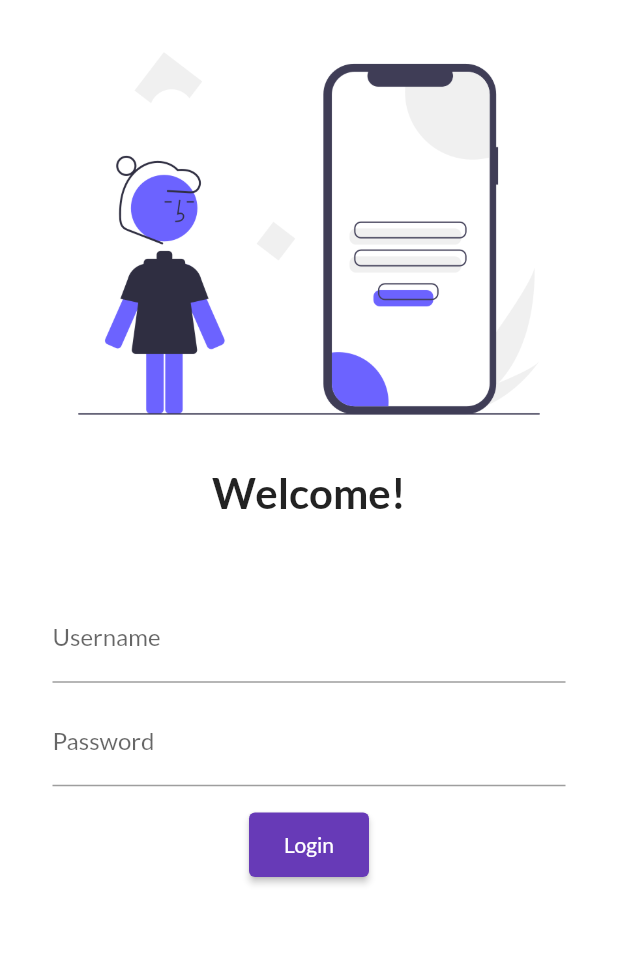
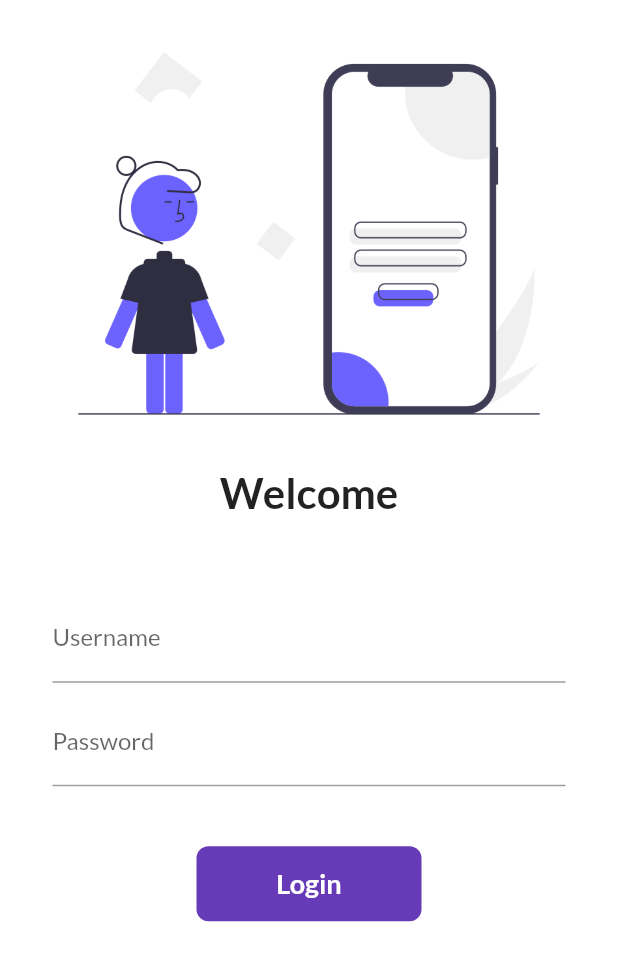
Before and after one commit to HussainGhantiwala/Myapp_Flutter, a Flutter app: the screen it shows after launch, on a phone screen of 412 x 824 dp. Shown: the top 961 px of the screen. Run offline on Flutter 3.47's test engine with Material 2 defaults, Android fonts, the light colour scheme and no system bars; our stand-ins replace google_fonts.

Commit message:
day5 completed

```diff
--- a/lib/pages/Login_page.dart
+++ b/lib/pages/Login_page.dart
@@ -2,7 +2,14 @@
 import 'package:flutter/material.dart';
 import 'package:flutter_application_1/utilities/routes.dart';
 
-class LoginPage extends StatelessWidget {
+class LoginPage extends StatefulWidget {
+  @override
+  State<LoginPage> createState() => _LoginPageState();
+}
+
+class _LoginPageState extends State<LoginPage> {
+  bool changeButton = false;
+  String name = '';
   @override
   Widget build(BuildContext context) {
     return Material(
@@ -14,7 +21,7 @@
             Image.asset(
                 "Assets/images/login_image.png"), //adding image ton your app so for now i am adding this to my login page
             Text(
-              "Welcome!",
+              "Welcome$name",
               textAlign: TextAlign.center,
               style: TextStyle(fontSize: 28, fontWeight: FontWeight.bold),
             ),
@@ -31,6 +38,10 @@
                     //nothing but decorating your app or adding text as you can see below
                     decoration: InputDecoration(
                         hintText: "Enter Username", labelText: "Username"),
+                    onChanged: (value) {
+                      name = value;
+                      setState(() {});
+                    },
                   ),
                   SizedBox(
                     height: 10.0, //
@@ -41,19 +52,48 @@
                         hintText: "Enter Password", labelText: "Password"),
                   ),
                   SizedBox(
-                    height: 15.0,
+                    height: 40.0,
                   ),
-                  ElevatedButton(
-                    //adding button to your app
-                    child: Text(
-                      "Login",
-                      textAlign: TextAlign.center,
-                    ),
-                    style: TextButton.styleFrom(minimumSize: Size(80, 43)),
-                    onPressed: () {
+                  InkWell(
+                    onTap: () async {
+                      setState(() {
+                        changeButton = true;
+                      });
+                      await Future.delayed(Duration(seconds: 1));
                       Navigator.pushNamed(context, MyRoutes.homeRoute);
                     },
+                    child: AnimatedContainer(
+                      duration: Duration(seconds: 1),
+                      width: changeButton ? 50 : 150,
+                      height: 50,
+                      alignment: Alignment.center,
+                      child: changeButton
+                          ? Icon(Icons.done, color: Colors.white)
+                          : Text(
+                              "Login",
+                              style: TextStyle(
+                                  color: Colors.white,
+                                  fontSize: 18,
+                                  fontWeight: FontWeight.bold),
+                            ),
+                      decoration: BoxDecoration(
+                        color: Colors.deepPurple,
+                        borderRadius:
+                            BorderRadius.circular(changeButton ? 50 : 8),
+                      ),
+                    ),
                   )
+                  //ElevatedButton(
+                  //adding button to your app
+                  //child: Text(
+                  //"Login",
+                  //textAlign: TextAlign.center,
+                  //),
+                  //style: TextButton.styleFrom(minimumSize: Size(80, 43)),
+                  //onPressed: () {
+                  //Navigator.pushNamed(context, MyRoutes.homeRoute);
+                  //},
+                  //)
                 ],
               ),
             )
--- a/lib/pages/home_page.dart
+++ b/lib/pages/home_page.dart
@@ -14,12 +14,14 @@
           children: [
             Image.asset("Assets/images/design.png"),
             Text(
-                "Hello i am designing a App!",
+              "Hello!",
               textAlign: TextAlign.center,
               style: TextStyle(fontSize: 20, fontWeight: FontWeight.bold),
             ),
           ],
         ),
-        ));
+      ),
+      drawer: Drawer(),
+    );
   }
 }
```
Lines whose indentation alone changed are shown as unchanged.
